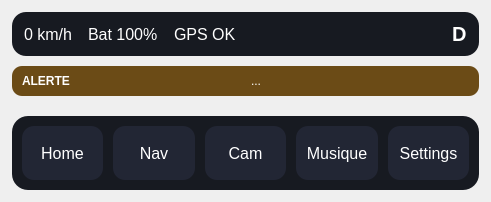
Before: the Qt Designer form mainwindow.ui in Eliasgnd/InterfaceGPS, drawn with Qt 5.
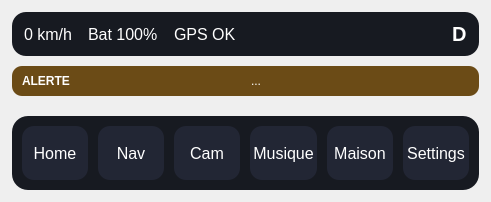
After: the same form once the commit is applied.

What changed in the file:
```diff
--- a/mainwindow.ui
+++ b/mainwindow.ui
@@ -99,7 +99,7 @@
        <item><widget class="QPushButton" name="btnCam"><property name="text"><string>Cam</string></property></widget></item>
 
        <item><widget class="QPushButton" name="btnMedia"><property name="text"><string>Musique</string></property></widget></item>
-
+       <item><widget class="QPushButton" name="btnHA"><property name="text"><string>Maison</string></property></widget></item>
        <item><widget class="QPushButton" name="btnSettings"><property name="text"><string>Settings</string></property></widget></item>
       </layout>
      </widget>
```
Left out of the diff: 1 changed line with no effect on the pictures.
